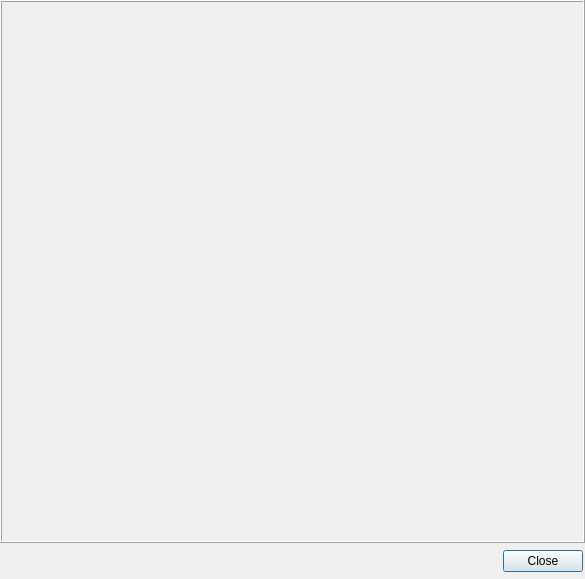
Old version of the form storm_control/hal4000/qtdesigner/feed-viewer.ui in the repository ZhuangLab/storm-control.
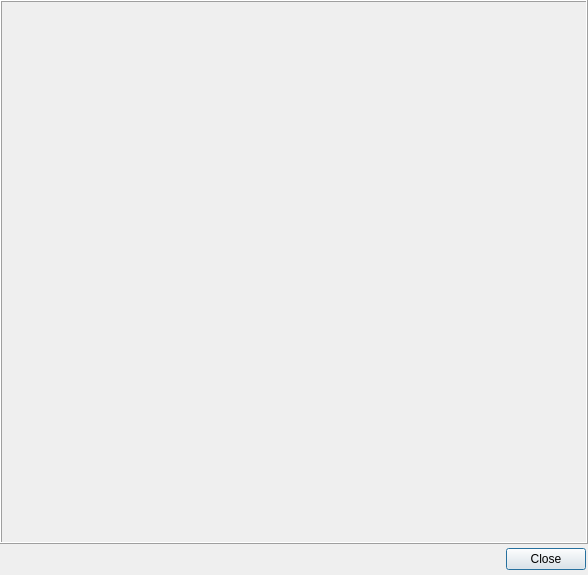
New version of the form.

Commit message: Fix feed viewer minimum size.

Diff of the .ui file:
```diff
--- a/storm_control/hal4000/qtdesigner/feed-viewer.ui
+++ b/storm_control/hal4000/qtdesigner/feed-viewer.ui
@@ -6,8 +6,8 @@
    <rect>
     <x>0</x>
     <y>0</y>
-    <width>585</width>
-    <height>579</height>
+    <width>588</width>
+    <height>575</height>
    </rect>
   </property>
   <property name="sizePolicy">
@@ -48,8 +48,8 @@
      </property>
      <property name="minimumSize">
       <size>
-       <width>585</width>
-       <height>543</height>
+       <width>588</width>
+       <height>544</height>
       </size>
      </property>
      <property name="maximumSize">
```
The commit also changes 1 other file.
